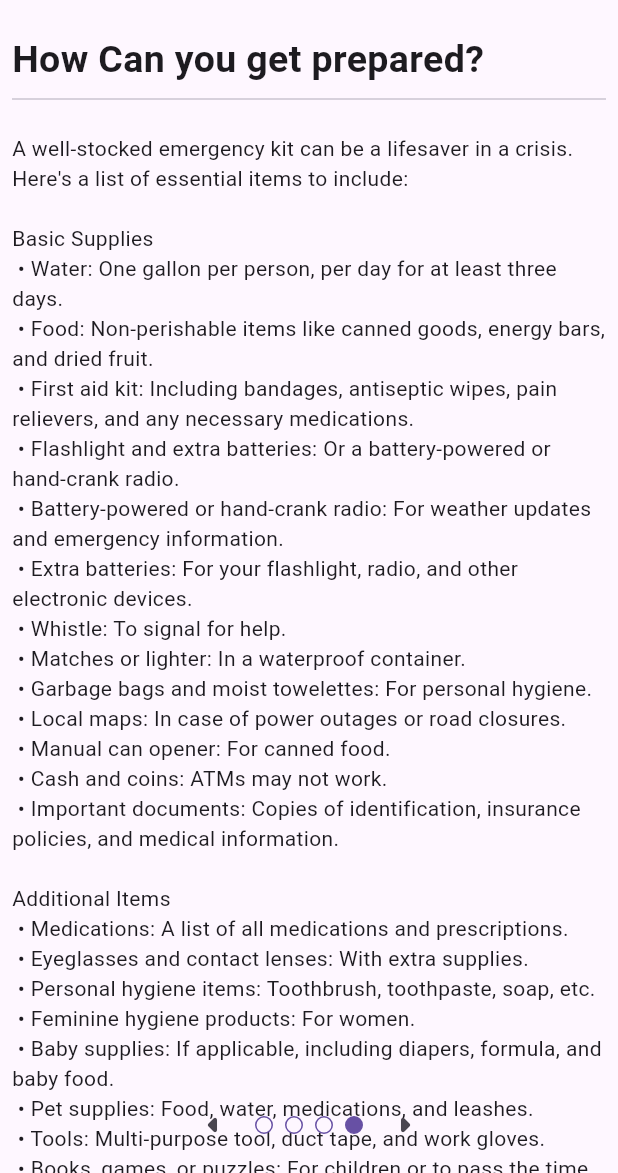
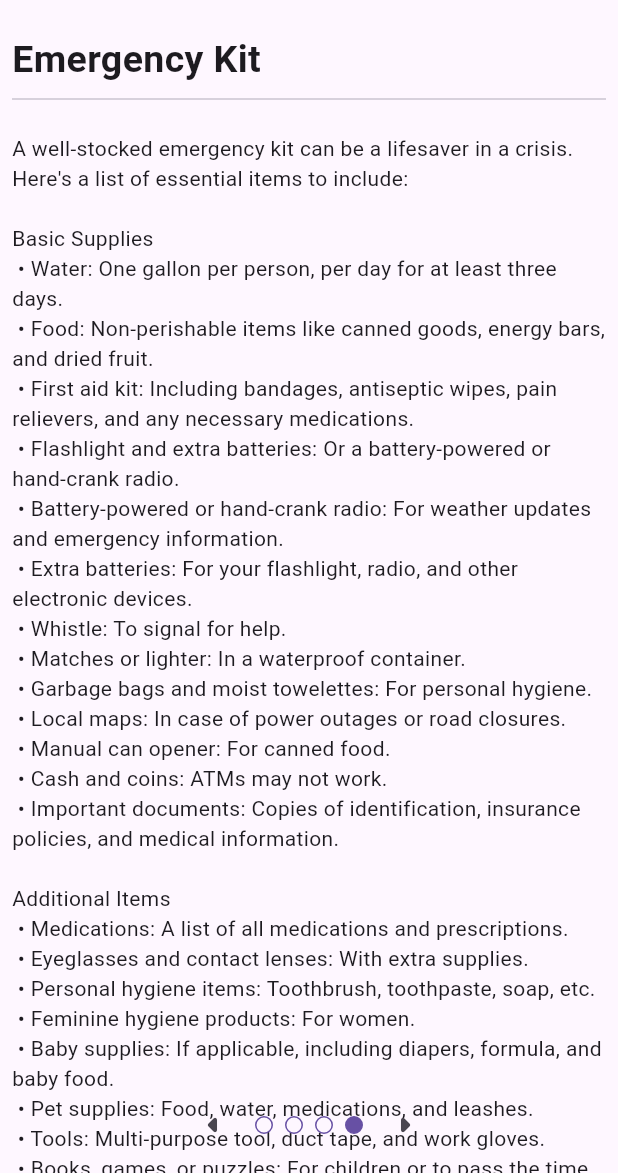
Before and after one commit to raul2710/ada_app_flutter, a Flutter app: the Preparation screen opened by its route, swiped to page 4, on a phone screen of 412 x 824 dp, the part 63-1236 px from its top. Run offline on Flutter 3.47's test engine with Material 3 defaults, Android fonts, the phone set to English and light mode, and no system bars; our stand-ins replace animated_text_kit, cloud_firestore, device_preview, dropdown_search, firebase_auth, firebase_core and 6 more; accounts and stored records are empty.

Commit message:
last update

```diff
--- a/lib/view/preparation_screen.dart
+++ b/lib/view/preparation_screen.dart
@@ -330,7 +330,7 @@ class EmergencyKitPage extends StatelessWidget {
 
             children: [
               Text(
-                'How Can you get prepared?',
+                'Emergency Kit',
                 style: titleStyle,
                 textAlign: TextAlign.start,
               ),
--- a/lib/view/quiz_screen.dart
+++ b/lib/view/quiz_screen.dart
@@ -105,10 +105,12 @@ class QuizScreen extends StatelessWidget {
     ),
   ];
 
+  QuizScreen({super.key});
+
   @override
   Widget build(BuildContext context) {
     return Scaffold(
-      appBar: AppBar(title: Text('Disaster Preparedness Quiz')),
+      appBar: AppBar(title: const Text('Disaster Preparedness Quiz')),
       body: ListView.builder(
         itemCount: questions.length,
         itemBuilder: (context, index) {
--- a/pubspec.yaml
+++ b/pubspec.yaml
@@ -29,6 +29,7 @@ dependencies:
   animated_text_kit: ^4.2.2
   flutter_markdown: ^0.6.20
   google_fonts: ^6.1.0
+  firebase_core: ^3.3.0
 
 dev_dependencies:
   flutter_test:
```
Also changed, not shown: lib/main.dart (+2 -37 lines), pubspec.lock.
